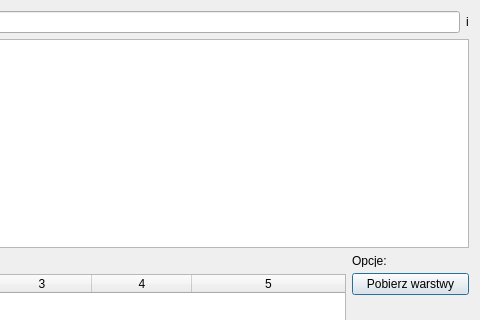
Qt form gissupport_plugin/modules/wms/baza_wms_dialog_base.ui (gis-support/gis-support-plugin) before a commit; both pictures show x 220 to 700 and y 0 to 320 of the 700 by 510 pixel window.
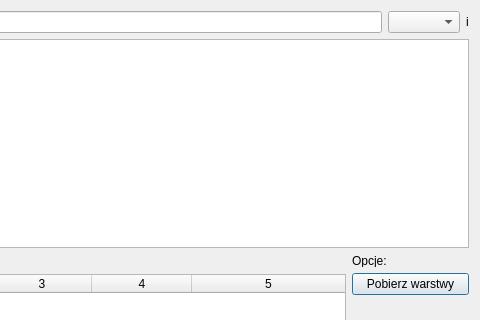
The same form after that commit. Custom widgets are drawn as their Qt base class.

Diff of the .ui file:
```diff
--- a/gissupport_plugin/modules/wms/baza_wms_dialog_base.ui
+++ b/gissupport_plugin/modules/wms/baza_wms_dialog_base.ui
@@ -32,6 +32,9 @@
        </property>
       </widget>
      </item>
+     <item>
+      <widget class="QComboBox" name="layerTypeCb"/>
+     </item>
      <item>
       <widget class="QLabel" name="lblInfo">
        <property name="maximumSize">
```
